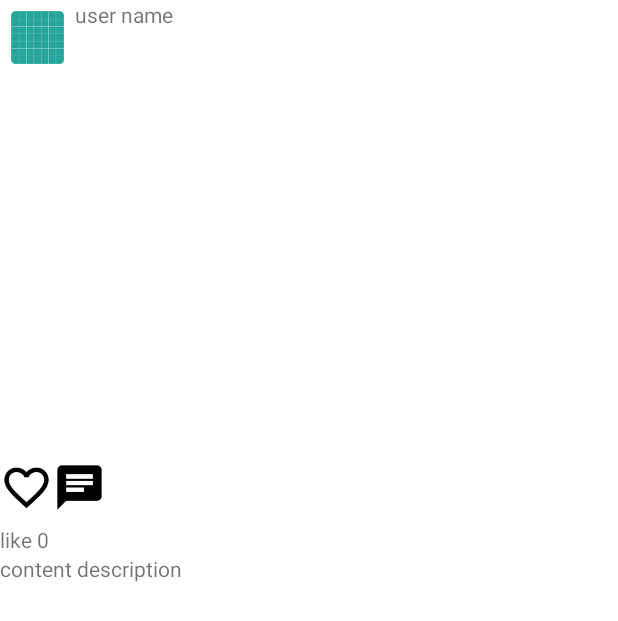
After one commit to sue-dev/leestagram, an Android app: the layout item_detail.xml on its own in the app's theme, with its tools: preview values and no code run, on a phone screen of 412 x 824 dp. The commit adds this screen. Shown: the top 621 px of the screen. Run offline under Robolectric (Android 15) with nearby library versions, the phone set to English and light mode, and no system bars.

Commit message:
firestore db read, fragement(recylerView) 이용 UI

```diff
--- a/app/build.gradle
+++ b/app/build.gradle
@@ -45,6 +45,7 @@ dependencies {
     implementation 'com.google.firebase:firebase-firestore-ktx'
 
     implementation 'com.google.android.gms:play-services-auth:20.3.0'
+    implementation 'com.github.bumptech.glide:glide:4.14.2'
     testImplementation 'junit:junit:4.13.2'
     androidTestImplementation 'androidx.test.ext:junit:1.1.3'
     androidTestImplementation 'androidx.test.espresso:espresso-core:3.4.0'
--- a/app/src/main/java/com/study/leestagram/MainActivity.kt
+++ b/app/src/main/java/com/study/leestagram/MainActivity.kt
@@ -25,10 +25,11 @@ class MainActivity : AppCompatActivity(), NavigationBarView.OnItemSelectedListen
         ActivityCompat.requestPermissions(this, arrayOf(Manifest.permission.READ_EXTERNAL_STORAGE), 1)
 
         bottom_navigation.setOnItemSelectedListener(this)
+        bottom_navigation.selectedItemId = R.id.action_home
     }
 
     override fun onNavigationItemSelected(item: MenuItem): Boolean {
-        Log.d("ITEM", item.toString())
+
         when(item.itemId){
          R.id.action_home ->{
              var detailViewFragment = DetailViewFragment()
--- /dev/null
+++ b/app/src/main/res/layout/item_detail.xml
@@ -0,0 +1,51 @@
+<?xml version="1.0" encoding="utf-8"?>
+<LinearLayout xmlns:android="http://schemas.android.com/apk/res/android"
+    android:layout_width="match_parent"
+    android:layout_height="wrap_content"
+    android:layout_marginBottom="24dp"
+    android:orientation="vertical">
+    <LinearLayout
+        android:layout_width="match_parent"
+        android:layout_height="50dp">
+        <ImageView
+            android:id="@+id/item_profile_image"
+            android:src="@mipmap/ic_launcher"
+            android:layout_margin="7.5dp"
+            android:layout_width="35dp"
+            android:layout_height="35dp"/>
+        <TextView
+            android:id="@+id/item_username"
+            android:text="user name"
+            android:layout_width="wrap_content"
+            android:layout_height="wrap_content"/>
+    </LinearLayout>
+    <ImageView
+        android:id="@+id/item_content"
+        android:layout_width="match_parent"
+        android:layout_height="250dp"/>
+    <LinearLayout
+        android:gravity="center_vertical"
+        android:layout_width="match_parent"
+        android:layout_height="50dp">
+        <ImageView
+            android:id="@+id/item_favorite_image"
+            android:src="@drawable/ic_favorite_border"
+            android:layout_width="35dp"
+            android:layout_height="35dp"/>
+        <ImageView
+            android:id="@+id/item_comment"
+            android:src="@drawable/ic_chat_black"
+            android:layout_width="35dp"
+            android:layout_height="35dp"/>
+    </LinearLayout>
+    <TextView
+        android:id="@+id/favorite_count_textview"
+        android:text="like 0"
+        android:layout_width="match_parent"
+        android:layout_height="wrap_content"/>
+    <TextView
+        android:id="@+id/item_content_textview"
+        android:text="content description"
+        android:layout_width="match_parent"
+        android:layout_height="wrap_content"/>
+</LinearLayout>
```
Also changed, not shown: app/src/main/java/com/study/leestagram/navigation/DetailViewFragment.kt (+62 -4 lines), app/src/main/res/layout/fragment_detail.xml (+7 -4 lines).
